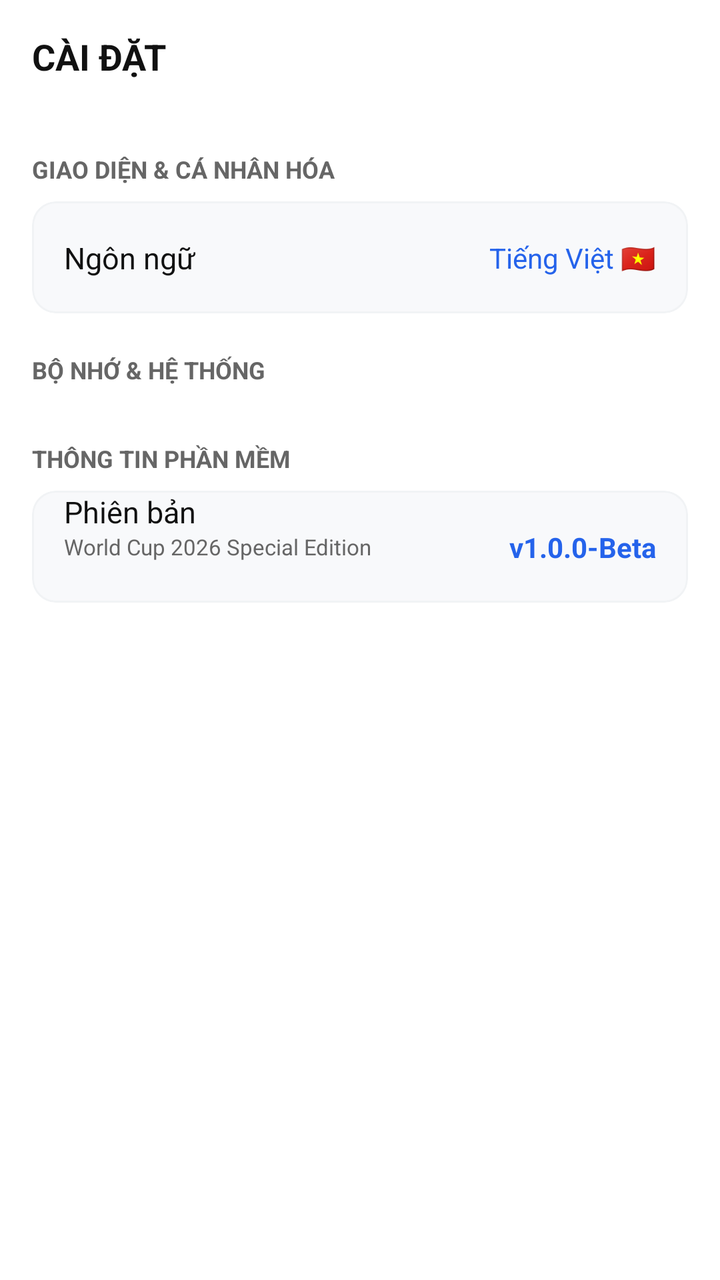
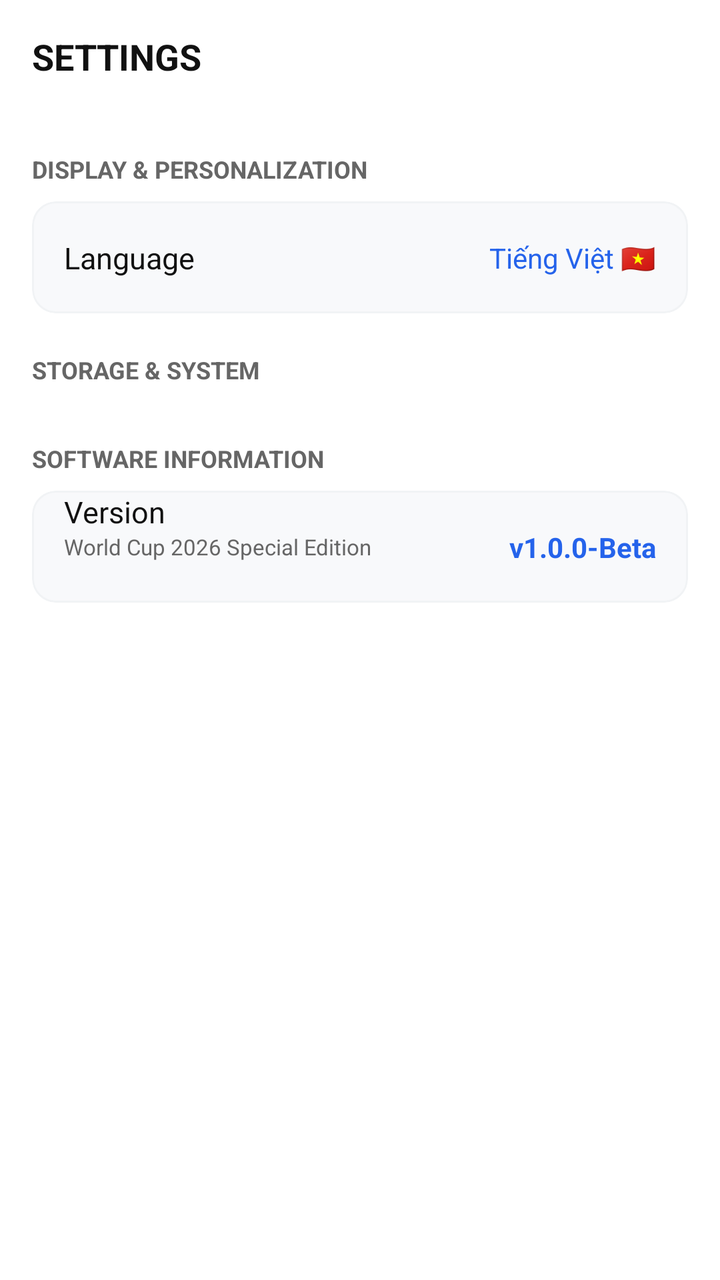

An Android layout rendered at two revisions. The XML below is the earlier revision; the diff shows what the commit changed to produce the second picture.
<!-- AndroidManifest.xml: application theme Theme.MyApplication -->
<!-- res/layout/fragment_setting.xml -->
<?xml version="1.0" encoding="utf-8"?>
<androidx.constraintlayout.widget.ConstraintLayout xmlns:android="http://schemas.android.com/apk/res/android"
    xmlns:app="http://schemas.android.com/apk/res-auto"
    xmlns:tools="http://schemas.android.com/tools"
    android:layout_width="match_parent"
    android:layout_height="match_parent"
    android:background="@color/bg_light">

    
    <TextView
        android:id="@+id/tvTitle"
        android:layout_width="wrap_content"
        android:layout_height="wrap_content"
        android:layout_marginTop="16dp"
        android:layout_marginStart="16dp"
        android:text="CÀI ĐẶT"
        android:textColor="@color/text_white"
        android:textSize="18sp"
        android:textStyle="bold"
        app:layout_constraintStart_toStartOf="parent"
        app:layout_constraintTop_toTopOf="parent" />

    <ScrollView
        android:layout_width="match_parent"
        android:layout_height="0dp"
        android:layout_marginTop="16dp"
        app:layout_constraintBottom_toBottomOf="parent"
        app:layout_constraintTop_toBottomOf="@id/tvTitle">

        <LinearLayout
            android:layout_width="match_parent"
            android:layout_height="wrap_content"
            android:orientation="vertical"
            android:paddingHorizontal="16dp"
            android:paddingBottom="24dp">


            
            <TextView
                android:layout_width="wrap_content"
                android:layout_height="wrap_content"
                android:layout_marginTop="20dp"
                android:layout_marginBottom="8dp"
                android:text="GIAO DIỆN &amp; CÁ NHÂN HÓA"
                android:textColor="@color/text_muted"
                android:textSize="12sp"
                android:textStyle="bold" />

            <com.google.android.material.card.MaterialCardView
                android:layout_width="match_parent"
                android:layout_height="wrap_content"
                app:cardBackgroundColor="@color/card_dark"
                app:cardCornerRadius="12dp"
                app:cardElevation="0dp"
                app:strokeColor="@color/divider_dark"
                app:strokeWidth="1dp">

                <LinearLayout
                    android:layout_width="match_parent"
                    android:layout_height="wrap_content"
                    android:orientation="vertical"
                    android:paddingHorizontal="16dp">

                    
                    <androidx.constraintlayout.widget.ConstraintLayout
                        android:id="@+id/rowLanguage"
                        android:layout_width="match_parent"
                        android:layout_height="56dp"
                        android:background="?android:attr/selectableItemBackground"
                        android:clickable="true"
                        android:focusable="true">

                        <TextView
                            android:layout_width="wrap_content"
                            android:layout_height="wrap_content"
                            android:text="Ngôn ngữ"
                            android:textColor="@color/text_white"
                            android:textSize="15sp"
                            app:layout_constraintBottom_toBottomOf="parent"
                            app:layout_constraintStart_toStartOf="parent"
                            app:layout_constraintTop_toTopOf="parent" />

                        <TextView
                            android:id="@+id/tvLanguageValue"
                            android:layout_width="wrap_content"
                            android:layout_height="wrap_content"
                            android:text="Tiếng Việt 🇻🇳"
                            android:textColor="@color/accent_green"
                            android:textSize="14sp"
                            app:layout_constraintBottom_toBottomOf="parent"
                            app:layout_constraintEnd_toEndOf="parent"
                            app:layout_constraintTop_toTopOf="parent" />

                    </androidx.constraintlayout.widget.ConstraintLayout>

                </LinearLayout>

            </com.google.android.material.card.MaterialCardView>

            
            <TextView
                android:layout_width="wrap_content"
                android:layout_height="wrap_content"
                android:layout_marginTop="20dp"
                android:layout_marginBottom="8dp"
                android:text="BỘ NHỚ &amp; HỆ THỐNG"
                android:textColor="@color/text_muted"
                android:textSize="12sp"
                android:textStyle="bold" />


            
            <TextView
                android:layout_width="wrap_content"
                android:layout_height="wrap_content"
                android:layout_marginTop="20dp"
                android:layout_marginBottom="8dp"
                android:text="THÔNG TIN PHẦN MỀM"
                android:textColor="@color/text_muted"
                android:textSize="12sp"
                android:textStyle="bold" />

            <com.google.android.material.card.MaterialCardView
                android:layout_width="match_parent"
                android:layout_height="wrap_content"
                app:cardBackgroundColor="@color/card_dark"
                app:cardCornerRadius="12dp"
                app:cardElevation="0dp"
                app:strokeColor="@color/divider_dark"
                app:strokeWidth="1dp">

                <LinearLayout
                    android:layout_width="match_parent"
                    android:layout_height="wrap_content"
                    android:orientation="vertical"
                    android:paddingHorizontal="16dp">

                    
                    <androidx.constraintlayout.widget.ConstraintLayout
                        android:layout_width="match_parent"
                        android:layout_height="56dp">

                        <TextView
                            android:layout_width="wrap_content"
                            android:layout_height="wrap_content"
                            android:text="Phiên bản"
                            android:textColor="@color/text_white"
                            android:textSize="15sp"
                            app:layout_constraintBottom_toTopOf="@id/tvBuildInfo"
                            app:layout_constraintStart_toStartOf="parent"
                            app:layout_constraintTop_toTopOf="parent" />

                        <TextView
                            android:id="@+id/tvBuildInfo"
                            android:layout_width="wrap_content"
                            android:layout_height="wrap_content"
                            android:text="World Cup 2026 Special Edition"
                            android:textColor="@color/text_muted"
                            android:textSize="11sp"
                            app:layout_constraintBottom_toBottomOf="parent"
                            app:layout_constraintStart_toStartOf="parent"
                            app:layout_constraintTop_toBottomOf="@id/tvBuildInfo" />

                        <TextView
                            android:layout_width="wrap_content"
                            android:layout_height="wrap_content"
                            android:text="v1.0.0-Beta"
                            android:textColor="@color/accent_green"
                            android:textSize="14sp"
                            android:textStyle="bold"
                            app:layout_constraintBottom_toBottomOf="parent"
                            app:layout_constraintEnd_toEndOf="parent"
                            app:layout_constraintTop_toTopOf="parent" />

                    </androidx.constraintlayout.widget.ConstraintLayout>

                </LinearLayout>

            </com.google.android.material.card.MaterialCardView>

        </LinearLayout>

    </ScrollView>

</androidx.constraintlayout.widget.ConstraintLayout>
<!-- resources referenced by this layout -->
<resources>
  <color name="accent_green">@color/primaryBlue</color>
  <color name="bg_light">@color/background</color>
  <color name="card_dark">@color/surface</color>
  <color name="divider_dark">@color/divider</color>
  <color name="text_muted">@color/textSecondary</color>
  <color name="text_white">@color/textPrimary</color>
  <style name="Theme.MyApplication" parent="Theme.MaterialComponents.Light.NoActionBar">
          
          <item name="colorPrimary">@color/accent_green</item>
          <item name="colorPrimaryVariant">@color/white</item>
          <item name="colorOnPrimary">@color/white</item>
          
          
          <item name="colorSecondary">@color/accent_green_secondary</item>
          <item name="colorSecondaryVariant">@color/accent_green</item>
          <item name="colorOnSecondary">@color/white</item>
          
          
          <item name="android:statusBarColor">@color/white</item>
          <item name="android:windowBackground">@color/white</item>
          <item name="android:navigationBarColor">@color/white</item>
          
          
          <item name="android:windowLightStatusBar">true</item>
          <item name="android:windowLightNavigationBar" tools:targetApi="o_mr1">true</item>
          
          
          <item name="android:textColor">@color/text_white</item>
          <item name="android:textColorSecondary">@color/text_muted</item>
      </style>
  <color name="primaryBlue">#2563EB</color>
  <color name="background">#FFFFFF</color>
  <color name="surface">#F8F9FB</color>
  <color name="divider">#F1F3F5</color>
  <color name="textSecondary">#666666</color>
  <color name="textPrimary">#111111</color>
  <color name="white">#FFFFFFFF</color>
  <color name="accent_green_secondary">@color/accentBlue</color>
  <color name="accentBlue">#3B82F6</color>
</resources>

<!-- the commit's change to res/layout/fragment_setting.xml (unified diff, before → after) -->
@@ -13,7 +13,7 @@
         android:layout_height="wrap_content"
         android:layout_marginTop="16dp"
         android:layout_marginStart="16dp"
-        android:text="CÀI ĐẶT"
+        android:text="@string/profile_settings"
         android:textColor="@color/text_white"
         android:textSize="18sp"
         android:textStyle="bold"
@@ -41,7 +41,7 @@
                 android:layout_height="wrap_content"
                 android:layout_marginTop="20dp"
                 android:layout_marginBottom="8dp"
-                android:text="GIAO DIỆN &amp; CÁ NHÂN HÓA"
+                android:text="@string/profile_display_preferences"
                 android:textColor="@color/text_muted"
                 android:textSize="12sp"
                 android:textStyle="bold" />
@@ -73,7 +73,7 @@
                         <TextView
                             android:layout_width="wrap_content"
                             android:layout_height="wrap_content"
-                            android:text="Ngôn ngữ"
+                            android:text="@string/language"
                             android:textColor="@color/text_white"
                             android:textSize="15sp"
                             app:layout_constraintBottom_toBottomOf="parent"
@@ -103,7 +103,7 @@
                 android:layout_height="wrap_content"
                 android:layout_marginTop="20dp"
                 android:layout_marginBottom="8dp"
-                android:text="BỘ NHỚ &amp; HỆ THỐNG"
+                android:text="@string/profile_system"
                 android:textColor="@color/text_muted"
                 android:textSize="12sp"
                 android:textStyle="bold" />
@@ -115,7 +115,7 @@
                 android:layout_height="wrap_content"
                 android:layout_marginTop="20dp"
                 android:layout_marginBottom="8dp"
-                android:text="THÔNG TIN PHẦN MỀM"
+                android:text="@string/profile_about"
                 android:textColor="@color/text_muted"
                 android:textSize="12sp"
                 android:textStyle="bold" />
@@ -143,7 +143,7 @@
                         <TextView
                             android:layout_width="wrap_content"
                             android:layout_height="wrap_content"
-                            android:text="Phiên bản"
+                            android:text="@string/profile_version"
                             android:textColor="@color/text_white"
                             android:textSize="15sp"
                             app:layout_constraintBottom_toTopOf="@id/tvBuildInfo"
<!-- resource entries referenced after the edit -->
@@ -6,6 +6,12 @@
   <color name="divider_dark">@color/divider</color>
   <color name="text_muted">@color/textSecondary</color>
   <color name="text_white">@color/textPrimary</color>
+  <string name="language">Language</string>
+  <string name="profile_about">SOFTWARE INFORMATION</string>
+  <string name="profile_display_preferences">DISPLAY &amp; PERSONALIZATION</string>
+  <string name="profile_settings">SETTINGS</string>
+  <string name="profile_system">STORAGE &amp; SYSTEM</string>
+  <string name="profile_version">Version</string>
   <style name="Theme.MyApplication" parent="Theme.MaterialComponents.Light.NoActionBar">
           
           <item name="colorPrimary">@color/accent_green</item>
